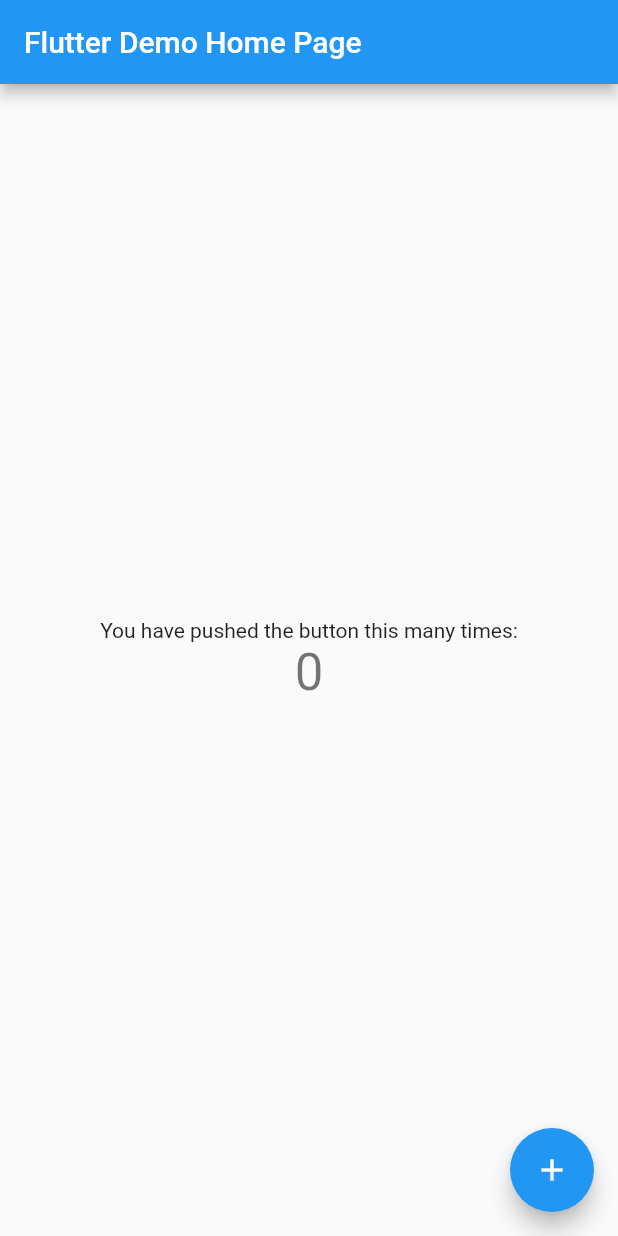
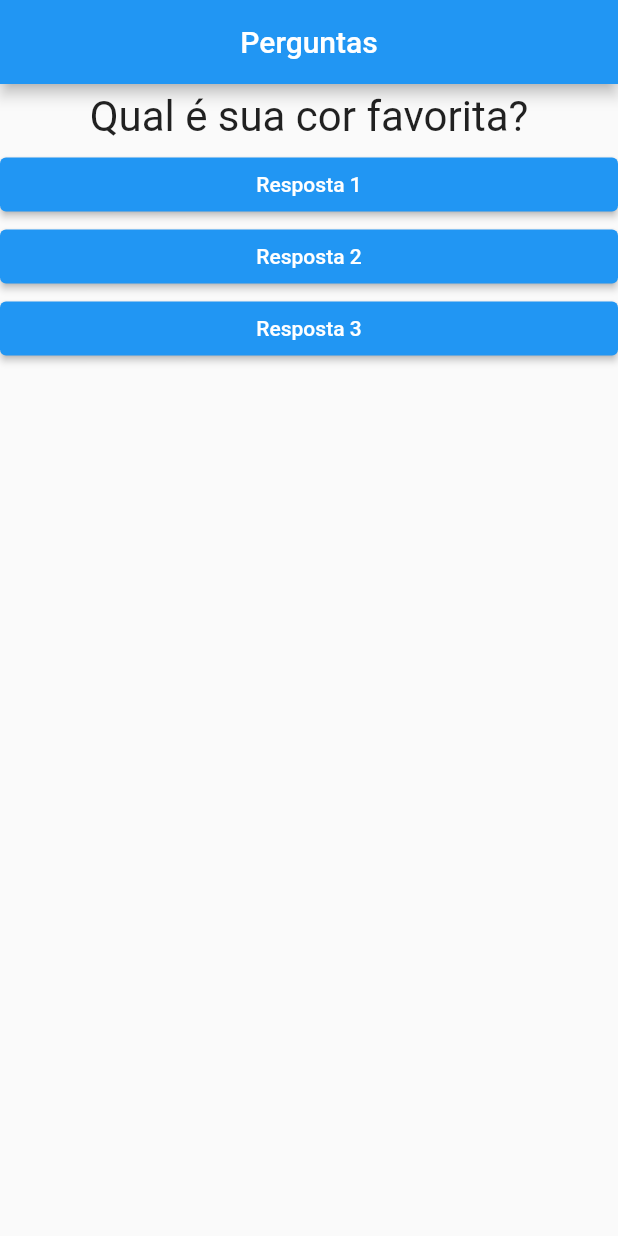
Before and after one commit to igorsromero/projeto_perguntas, a Flutter app: the screen it shows after launch, on a phone screen of 412 x 824 dp. Run offline on Flutter 3.47's test engine with Material 2 defaults, Android fonts, the phone set to English and light mode, and no system bars.

Commit message:
Q & A components; main with a problem;

```diff
--- a/lib/main.dart
+++ b/lib/main.dart
@@ -1,113 +1,54 @@
 import 'package:flutter/material.dart';
+import './questao.dart';
+import './resposta.dart';
 
-void main() {
-  runApp(MyApp());
-}
+main() => runApp(new PerguntaApp());
 
-class MyApp extends StatelessWidget {
-  // This widget is the root of your application.
-  @override
-  Widget build(BuildContext context) {
-    return MaterialApp(
-      title: 'Flutter Demo',
-      theme: ThemeData(
-        // This is the theme of your application.
-        //
-        // Try running your application with "flutter run". You'll see the
-        // application has a blue toolbar. Then, without quitting the app, try
-        // changing the primarySwatch below to Colors.green and then invoke
-        // "hot reload" (press "r" in the console where you ran "flutter run",
-        // or simply save your changes to "hot reload" in a Flutter IDE).
-        // Notice that the counter didn't reset back to zero; the application
-        // is not restarted.
-        primarySwatch: Colors.blue,
-      ),
-      home: MyHomePage(title: 'Flutter Demo Home Page'),
-    );
-  }
-}
+class _PerguntaAppState extends State<PerguntaApp> {
+  var _perguntaSelecionada = 0;
 
-class MyHomePage extends StatefulWidget {
-  MyHomePage({Key? key, required this.title}) : super(key: key);
-
-  // This widget is the home page of your application. It is stateful, meaning
-  // that it has a State object (defined below) that contains fields that affect
-  // how it looks.
-
-  // This class is the configuration for the state. It holds the values (in this
-  // case the title) provided by the parent (in this case the App widget) and
-  // used by the build method of the State. Fields in a Widget subclass are
-  // always marked "final".
-
-  final String title;
-
-  @override
-  _MyHomePageState createState() => _MyHomePageState();
-}
-
-class _MyHomePageState extends State<MyHomePage> {
-  int _counter = 0;
-
-  void _incrementCounter() {
+  void _responder() {
     setState(() {
-      // This call to setState tells the Flutter framework that something has
-      // changed in this State, which causes it to rerun the build method below
-      // so that the display can reflect the updated values. If we changed
-      // _counter without calling setState(), then the build method would not be
-      // called again, and so nothing would appear to happen.
-      _counter++;
+      _perguntaSelecionada++;
     });
   }
 
   @override
   Widget build(BuildContext context) {
-    // This method is rerun every time setState is called, for instance as done
-    // by the _incrementCounter method above.
-    //
-    // The Flutter framework has been optimized to make rerunning build methods
-    // fast, so that you can just rebuild anything that needs updating rather
-    // than having to individually change instances of widgets.
-    return Scaffold(
-      appBar: AppBar(
-        // Here we take the value from the MyHomePage object that was created by
-        // the App.build method, and use it to set our appbar title.
-        title: Text(widget.title),
-      ),
-      body: Center(
-        // Center is a layout widget. It takes a single child and positions it
-        // in the middle of the parent.
-        child: Column(
-          // Column is also a layout widget. It takes a list of children and
-          // arranges them vertically. By default, it sizes itself to fit its
-          // children horizontally, and tries to be as tall as its parent.
-          //
-          // Invoke "debug painting" (press "p" in the console, choose the
-          // "Toggle Debug Paint" action from the Flutter Inspector in Android
-          // Studio, or the "Toggle Debug Paint" command in Visual Studio Code)
-          // to see the wireframe for each widget.
-          //
-          // Column has various properties to control how it sizes itself and
-          // how it positions its children. Here we use mainAxisAlignment to
-          // center the children vertically; the main axis here is the vertical
-          // axis because Columns are vertical (the cross axis would be
-          // horizontal).
-          mainAxisAlignment: MainAxisAlignment.center,
-          children: <Widget>[
-            Text(
-              'You have pushed the button this many times:',
-            ),
-            Text(
-              '$_counter',
-              style: Theme.of(context).textTheme.headline4,
-            ),
+    final perguntas = [
+      {
+        'texto': 'Qual é sua cor favorita?',
+        'respostas': ['Preto', 'Vermelho', 'Verde', 'Branco'],
+      },
+      {
+        'texto': 'Qual é o seu animal favorito?',
+        'respostas': ['Coelho', 'Cobra', 'Elefante', 'Leão'],
+      },
+      {
+        'texto': 'Qual é o seu amorzinho?',
+        'respostas': ['Nathália', 'Natalia', 'Natholia', 'Natolina'],
+      }
+    ];
+    return MaterialApp(
+      home: Scaffold(
+        appBar: AppBar(
+          title: Center(child: Text('Perguntas')),
+        ),
+        body: Column(
+          children: [
+            Questao(perguntas[_perguntaSelecionada]['texto']),
+            Resposta('Resposta 1', _responder),
+            Resposta('Resposta 2', _responder),
+            Resposta('Resposta 3', _responder),
           ],
         ),
       ),
-      floatingActionButton: FloatingActionButton(
-        onPressed: _incrementCounter,
-        tooltip: 'Increment',
-        child: Icon(Icons.add),
-      ), // This trailing comma makes auto-formatting nicer for build methods.
     );
   }
 }
+
+class PerguntaApp extends StatefulWidget {
+  _PerguntaAppState createState() {
+    return _PerguntaAppState();
+  }
+}
--- /dev/null
+++ b/lib/questao.dart
@@ -0,0 +1,18 @@
+import 'package:flutter/material.dart';
+
+class Questao extends StatelessWidget {
+  final String texto;
+  Questao(this.texto);
+  @override
+  Widget build(BuildContext context) {
+    return Container(
+      width: double.infinity,
+      margin: EdgeInsets.all(5),
+      child: Text(
+        texto,
+        style: TextStyle(fontSize: 28),
+        textAlign: TextAlign.center,
+      ),
+    );
+  }
+}
--- /dev/null
+++ b/lib/resposta.dart
@@ -0,0 +1,19 @@
+import 'package:flutter/material.dart';
+
+class Resposta extends StatelessWidget {
+  final String texto;
+  final void Function() quandoSelecionado;
+  Resposta(this.texto, this.quandoSelecionado);
+
+  @override
+  Widget build(BuildContext context) {
+    return Container(
+      width: double.infinity,
+      child: ElevatedButton(
+        style: ElevatedButton.styleFrom(primary: Colors.blue),
+        child: Text(texto, style: TextStyle(color: Colors.white)),
+        onPressed: quandoSelecionado,
+      ),
+    );
+  }
+}
```
